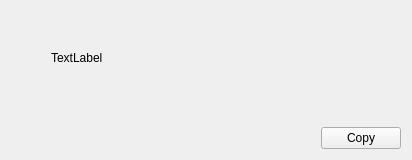
Old version of the form src/ui/composite_widgets/aboutinfo.ui in the repository XMuli/SunnyCapturer.
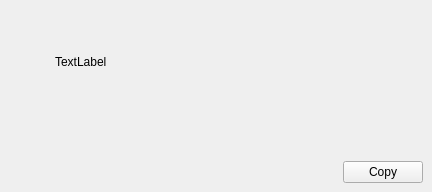
New version of the form.

The edit to the form file:
```diff
--- a/src/ui/composite_widgets/aboutinfo.ui
+++ b/src/ui/composite_widgets/aboutinfo.ui
@@ -6,32 +6,32 @@
    <rect>
     <x>0</x>
     <y>0</y>
-    <width>412</width>
-    <height>160</height>
+    <width>432</width>
+    <height>192</height>
    </rect>
   </property>
   <property name="windowTitle">
    <string>Form</string>
   </property>
   <layout class="QVBoxLayout" name="verticalLayout_2">
+   <property name="leftMargin">
+    <number>0</number>
+   </property>
+   <property name="topMargin">
+    <number>0</number>
+   </property>
+   <property name="rightMargin">
+    <number>0</number>
+   </property>
+   <property name="bottomMargin">
+    <number>0</number>
+   </property>
    <item>
     <widget class="QWidget" name="widget_2" native="true">
      <layout class="QVBoxLayout" name="verticalLayout">
-      <property name="leftMargin">
-       <number>0</number>
-      </property>
-      <property name="topMargin">
-       <number>0</number>
-      </property>
-      <property name="rightMargin">
-       <number>0</number>
-      </property>
-      <property name="bottomMargin">
-       <number>0</number>
-      </property>
       <item>
        <widget class="QWidget" name="widget_3" native="true">
-        <layout class="QGridLayout" name="gridLayout_3" columnstretch="1,3,1">
+        <layout class="QGridLayout" name="gridLayout_3" columnstretch="1,0,0">
          <property name="leftMargin">
           <number>0</number>
          </property>
@@ -44,6 +44,29 @@
          <property name="bottomMargin">
           <number>0</number>
          </property>
+         <item row="2" column="1">
+          <widget class="QLabel" name="labSysteminfo">
+           <property name="text">
+            <string>TextLabel</string>
+           </property>
+          </widget>
+         </item>
+         <item row="1" column="1">
+          <spacer name="verticalSpacer_2">
+           <property name="orientation">
+            <enum>Qt::Vertical</enum>
+           </property>
+           <property name="sizeType">
+            <enum>QSizePolicy::Minimum</enum>
+           </property>
+           <property name="sizeHint" stdset="0">
+            <size>
+             <width>20</width>
+             <height>20</height>
+            </size>
+           </property>
+          </spacer>
+         </item>
          <item row="3" column="2">
           <spacer name="horizontalSpacer_3">
            <property name="orientation">
@@ -91,36 +114,57 @@
            </property>
           </spacer>
          </item>
-         <item row="0" column="1">
-          <widget class="QLabel" name="labMonitor">
-           <property name="text">
-            <string/>
-           </property>
+         <item row="0" column="0" colspan="3">
+          <widget class="QWidget" name="widget_4" native="true">
+           <layout class="QHBoxLayout" name="horizontalLayout_2">
+            <property name="leftMargin">
+             <number>0</number>
+            </property>
+            <property name="topMargin">
+             <number>0</number>
+            </property>
+            <property name="rightMargin">
+             <number>0</number>
+            </property>
+            <property name="bottomMargin">
+             <number>0</number>
+            </property>
+            <item>
+             <spacer name="horizontalSpacer_4">
+              <property name="orientation">
+               <enum>Qt::Horizontal</enum>
+              </property>
+              <property name="sizeHint" stdset="0">
+               <size>
+                <width>201</width>
+                <height>20</height>
+               </size>
+              </property>
+             </spacer>
+            </item>
+            <item>
+             <widget class="QLabel" name="labMonitor">
+              <property name="text">
+               <string/>
+              </property>
+             </widget>
+            </item>
+            <item>
+             <spacer name="horizontalSpacer_5">
+              <property name="orientation">
+               <enum>Qt::Horizontal</enum>
+              </property>
+              <property name="sizeHint" stdset="0">
+               <size>
+                <width>201</width>
+                <height>20</height>
+               </size>
+              </property>
+             </spacer>
+            </item>
+           </layout>
           </widget>
          </item>
-         <item row="2" column="1">
-          <widget class="QLabel" name="labSysteminfo">
-           <property name="text">
-            <string>TextLabel</string>
-           </property>
-          </widget>
-         </item>
-         <item row="1" column="1">
-          <spacer name="verticalSpacer_2">
-           <property name="orientation">
-            <enum>Qt::Vertical</enum>
-           </property>
-           <property name="sizeType">
-            <enum>QSizePolicy::Minimum</enum>
-           </property>
-           <property name="sizeHint" stdset="0">
-            <size>
-             <width>20</width>
-             <height>20</height>
-            </size>
-           </property>
-          </spacer>
-         </item>
         </layout>
        </widget>
       </item>
```
